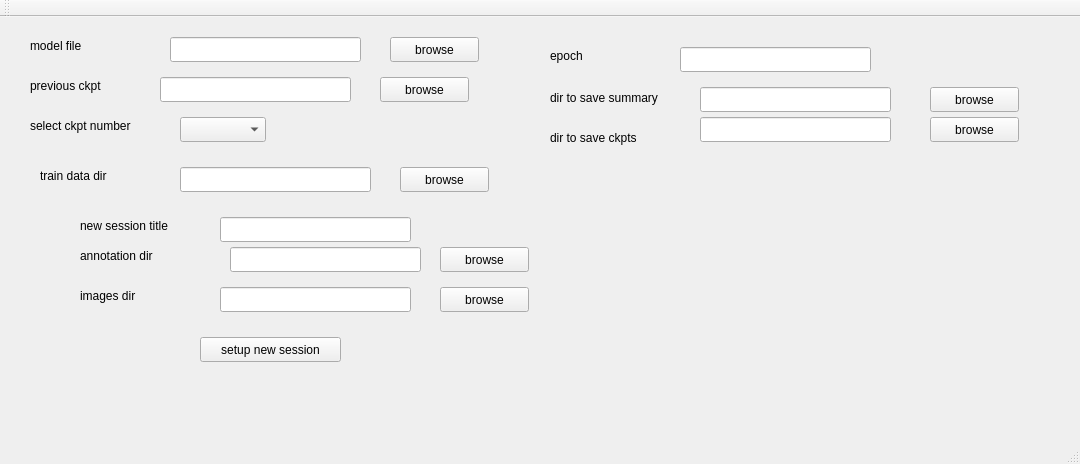
The window that yolocontroller/mainwindow.ui (chadrick-kwag/yolocontroller_qt) describes before a commit, drawn with Qt 5.
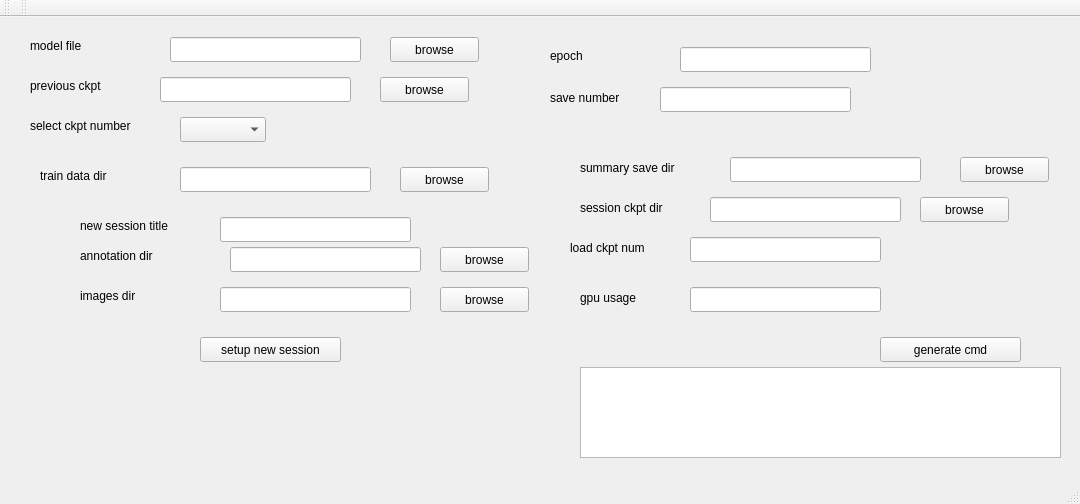
The same window after the commit.

Diff of the .ui file:
```diff
--- a/yolocontroller/mainwindow.ui
+++ b/yolocontroller/mainwindow.ui
@@ -7,7 +7,7 @@
     <x>0</x>
     <y>0</y>
     <width>1080</width>
-    <height>464</height>
+    <height>504</height>
    </rect>
   </property>
   <property name="windowTitle">
@@ -148,21 +148,21 @@
    <widget class="QLabel" name="annotation_dir_label_4">
     <property name="geometry">
      <rect>
-      <x>550</x>
-      <y>110</y>
+      <x>580</x>
+      <y>180</y>
       <width>121</width>
       <height>21</height>
      </rect>
     </property>
     <property name="text">
-     <string>dir to save ckpts</string>
+     <string>session ckpt dir</string>
     </property>
    </widget>
    <widget class="QLineEdit" name="ckptdir_le">
     <property name="geometry">
      <rect>
-      <x>700</x>
-      <y>100</y>
+      <x>710</x>
+      <y>180</y>
       <width>191</width>
       <height>25</height>
      </rect>
@@ -171,8 +171,8 @@
    <widget class="QPushButton" name="ckptdir_find_btn">
     <property name="geometry">
      <rect>
-      <x>930</x>
-      <y>100</y>
+      <x>920</x>
+      <y>180</y>
       <width>89</width>
       <height>25</height>
      </rect>
@@ -184,21 +184,21 @@
    <widget class="QLabel" name="annotation_dir_label_5">
     <property name="geometry">
      <rect>
-      <x>550</x>
-      <y>70</y>
+      <x>580</x>
+      <y>140</y>
       <width>161</width>
       <height>21</height>
      </rect>
     </property>
     <property name="text">
-     <string>dir to save summary</string>
+     <string>summary save dir</string>
     </property>
    </widget>
    <widget class="QLineEdit" name="summarydir_le">
     <property name="geometry">
      <rect>
-      <x>700</x>
-      <y>70</y>
+      <x>730</x>
+      <y>140</y>
       <width>191</width>
       <height>25</height>
      </rect>
@@ -207,8 +207,8 @@
    <widget class="QPushButton" name="summarydir_find_btn">
     <property name="geometry">
      <rect>
-      <x>930</x>
-      <y>70</y>
+      <x>960</x>
+      <y>140</y>
       <width>89</width>
       <height>25</height>
      </rect>
@@ -361,6 +361,98 @@
      <string/>
     </property>
    </widget>
+   <widget class="QLabel" name="annotation_dir_label_10">
+    <property name="geometry">
+     <rect>
+      <x>550</x>
+      <y>70</y>
+      <width>121</width>
+      <height>21</height>
+     </rect>
+    </property>
+    <property name="text">
+     <string>save number</string>
+    </property>
+   </widget>
+   <widget class="QLineEdit" name="save_num_le">
+    <property name="geometry">
+     <rect>
+      <x>660</x>
+      <y>70</y>
+      <width>191</width>
+      <height>25</height>
+     </rect>
+    </property>
+   </widget>
+   <widget class="QLabel" name="annotation_dir_label_11">
+    <property name="geometry">
+     <rect>
+      <x>580</x>
+      <y>270</y>
+      <width>121</width>
+      <height>21</height>
+     </rect>
+    </property>
+    <property name="text">
+     <string>gpu usage</string>
+    </property>
+   </widget>
+   <widget class="QLineEdit" name="load_ckpt_num_le">
+    <property name="geometry">
+     <rect>
+      <x>690</x>
+      <y>220</y>
+      <width>191</width>
+      <height>25</height>
+     </rect>
+    </property>
+   </widget>
+   <widget class="QLabel" name="annotation_dir_label_12">
+    <property name="geometry">
+     <rect>
+      <x>570</x>
+      <y>220</y>
+      <width>121</width>
+      <height>21</height>
+     </rect>
+    </property>
+    <property name="text">
+     <string>load ckpt num</string>
+    </property>
+   </widget>
+   <widget class="QLineEdit" name="gpu_usage_le">
+    <property name="geometry">
+     <rect>
+      <x>690</x>
+      <y>270</y>
+      <width>191</width>
+      <height>25</height>
+     </rect>
+    </property>
+   </widget>
+   <widget class="QPushButton" name="gencmd_btn">
+    <property name="geometry">
+     <rect>
+      <x>880</x>
+      <y>320</y>
+      <width>141</width>
+      <height>25</height>
+     </rect>
+    </property>
+    <property name="text">
+     <string>generate cmd</string>
+    </property>
+   </widget>
+   <widget class="QTextEdit" name="gencmd_te">
+    <property name="geometry">
+     <rect>
+      <x>580</x>
+      <y>350</y>
+      <width>481</width>
+      <height>91</height>
+     </rect>
+    </property>
+   </widget>
   </widget>
   <widget class="QMenuBar" name="menuBar">
    <property name="geometry">
@@ -381,6 +473,17 @@
    </attribute>
   </widget>
   <widget class="QStatusBar" name="statusBar"/>
+  <widget class="QToolBar" name="toolBar">
+   <property name="windowTitle">
+    <string>toolBar</string>
+   </property>
+   <attribute name="toolBarArea">
+    <enum>TopToolBarArea</enum>
+   </attribute>
+   <attribute name="toolBarBreak">
+    <bool>false</bool>
+   </attribute>
+  </widget>
  </widget>
  <layoutdefault spacing="6" margin="11"/>
  <resources/>
```
Left out of the diff: 6 changed lines with no effect on the pictures.
